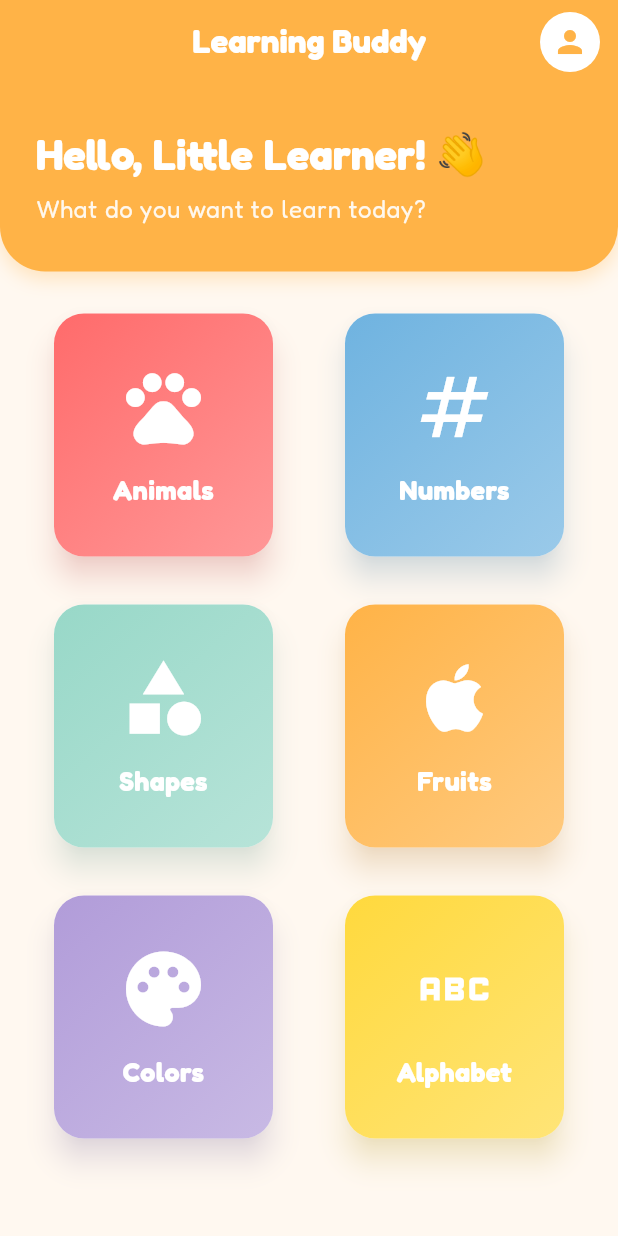
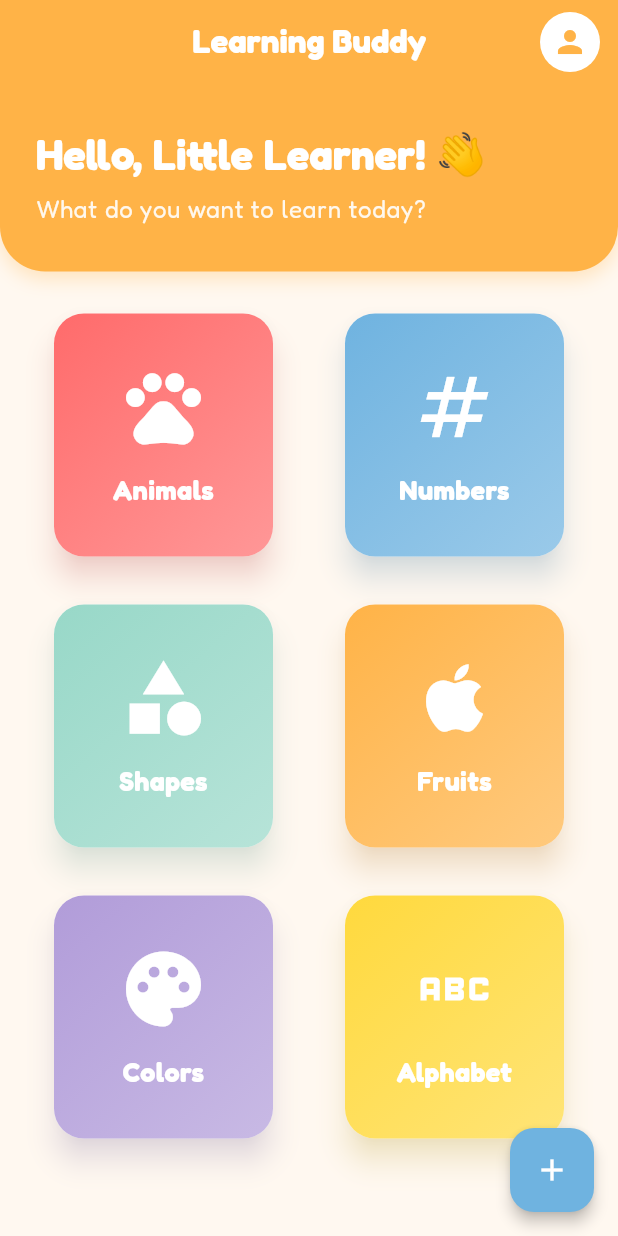
Before and after one commit to preettrank53/MAD-kids-learning-from-flashcard, a Flutter app: the DashboardScreen screen opened directly, on a phone screen of 412 x 824 dp. Run offline on Flutter 3.47's test engine with Material 3 defaults, Android fonts, the phone set to English and light mode, and no system bars; our stand-ins replace google_fonts.

Commit message:
Add responsive grid, named routes, and FAB - Final improvements for lab submission

```diff
--- a/lib/screens/dashboard_screen.dart
+++ b/lib/screens/dashboard_screen.dart
@@ -112,11 +112,17 @@ class DashboardScreen extends StatelessWidget {
           ),
 
           // ================================================================
-          // GRID VIEW - Learning Categories
+          // GRID VIEW - Learning Categories (RESPONSIVE)
+          // Uses LayoutBuilder to adjust columns based on screen width
           // ================================================================
           Expanded(
-            child: GridView.count(
-              crossAxisCount: 2, // 2 columns
+            child: LayoutBuilder(
+              builder: (context, constraints) {
+                // Responsive logic: 3 columns for wide screens, 2 for narrow
+                int crossAxisCount = constraints.maxWidth > 600 ? 3 : 2;
+
+                return GridView.count(
+                  crossAxisCount: crossAxisCount,
                   crossAxisSpacing: 16.0,
                   mainAxisSpacing: 16.0,
                   padding: const EdgeInsets.all(20.0),
@@ -128,9 +134,27 @@ class DashboardScreen extends StatelessWidget {
                             color: category['color'],
                           ))
                       .toList(),
+                );
+              },
             ),
           ),
         ],
+      ),
+
+      // ====================================================================
+      // FLOATING ACTION BUTTON - Add new flashcards
+      // ====================================================================
+      floatingActionButton: FloatingActionButton(
+        onPressed: () {
+          ScaffoldMessenger.of(context).showSnackBar(
+            const SnackBar(
+              content: Text('✨ New Flashcards coming soon!'),
+              duration: Duration(seconds: 2),
+            ),
+          );
+        },
+        child: const Icon(Icons.add),
+        tooltip: 'Add Flashcards',
       ),
     );
   }
```
Also changed, not shown: lib/main.dart (+7 -3 lines), lib/screens/login_screen.dart (+2 -6 lines). Lines whose indentation alone changed are shown as unchanged.
